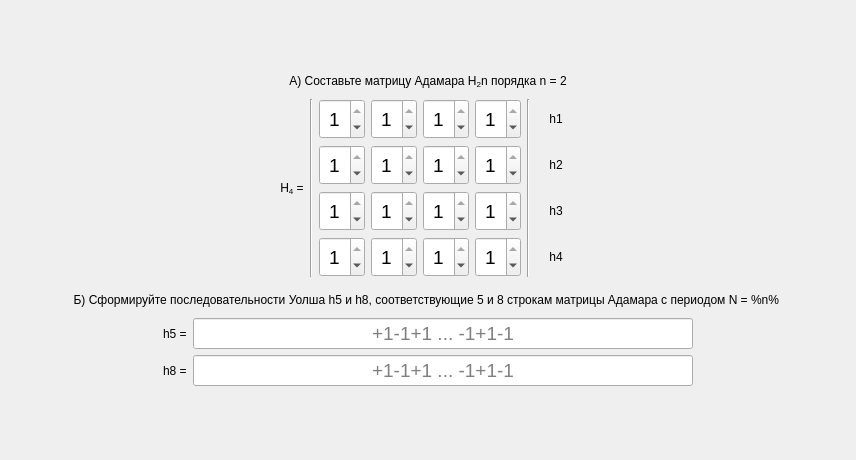
First picture: the form in task/screentask4.ui, repository bukhmastov/fpsp, before the edit.
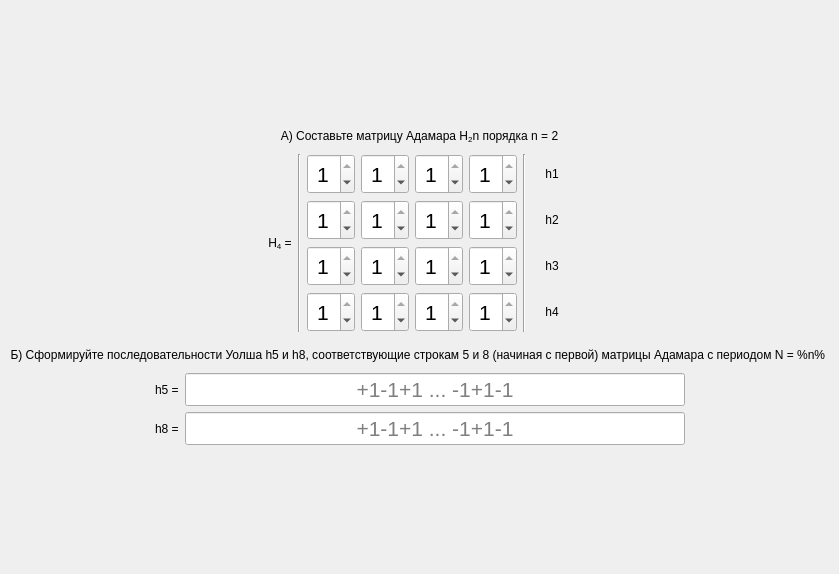
Second picture: the form after the edit.

Patch:
```diff
--- a/task/screentask4.ui
+++ b/task/screentask4.ui
@@ -6,8 +6,8 @@
    <rect>
     <x>0</x>
     <y>0</y>
-    <width>856</width>
-    <height>460</height>
+    <width>839</width>
+    <height>574</height>
    </rect>
   </property>
   <property name="windowTitle">
@@ -129,9 +129,16 @@
            </property>
            <property name="font">
             <font>
-             <pointsize>14</pointsize>
+             <family>MS Shell Dlg 2</family>
+             <pointsize>16</pointsize>
+             <weight>9</weight>
+             <italic>false</italic>
+             <bold>false</bold>
             </font>
            </property>
+           <property name="styleSheet">
+            <string>font: 75 16pt &quot;MS Shell Dlg 2&quot;;</string>
+           </property>
            <property name="alignment">
             <set>Qt::AlignCenter</set>
            </property>
@@ -165,9 +172,16 @@
            </property>
            <property name="font">
             <font>
-             <pointsize>14</pointsize>
+             <family>MS Shell Dlg 2</family>
+             <pointsize>16</pointsize>
+             <weight>9</weight>
+             <italic>false</italic>
+             <bold>false</bold>
             </font>
            </property>
+           <property name="styleSheet">
+            <string>font: 75 16pt &quot;MS Shell Dlg 2&quot;;</string>
+           </property>
            <property name="alignment">
             <set>Qt::AlignCenter</set>
            </property>
@@ -201,9 +215,16 @@
            </property>
            <property name="font">
             <font>
-             <pointsize>14</pointsize>
+             <family>MS Shell Dlg 2</family>
+             <pointsize>16</pointsize>
+             <weight>9</weight>
+             <italic>false</italic>
+             <bold>false</bold>
             </font>
            </property>
+           <property name="styleSheet">
+            <string>font: 75 16pt &quot;MS Shell Dlg 2&quot;;</string>
+           </property>
            <property name="alignment">
             <set>Qt::AlignCenter</set>
            </property>
@@ -237,9 +258,16 @@
            </property>
            <property name="font">
             <font>
-             <pointsize>14</pointsize>
+             <family>MS Shell Dlg 2</family>
+             <pointsize>16</pointsize>
+             <weight>9</weight>
+             <italic>false</italic>
+             <bold>false</bold>
             </font>
            </property>
+           <property name="styleSheet">
+            <string>font: 75 16pt &quot;MS Shell Dlg 2&quot;;</string>
+           </property>
            <property name="alignment">
             <set>Qt::AlignCenter</set>
            </property>
@@ -273,9 +301,16 @@
            </property>
            <property name="font">
             <font>
-             <pointsize>14</pointsize>
+             <family>MS Shell Dlg 2</family>
+             <pointsize>16</pointsize>
+             <weight>9</weight>
+             <italic>false</italic>
+             <bold>false</bold>
             </font>
            </property>
+           <property name="styleSheet">
+            <string>font: 75 16pt &quot;MS Shell Dlg 2&quot;;</string>
+           </property>
            <property name="alignment">
             <set>Qt::AlignCenter</set>
            </property>
@@ -309,9 +344,16 @@
            </property>
            <property name="font">
             <font>
-             <pointsize>14</pointsize>
+             <family>MS Shell Dlg 2</family>
+             <pointsize>16</pointsize>
+             <weight>9</weight>
+             <italic>false</italic>
+             <bold>false</bold>
             </font>
            </property>
+           <property name="styleSheet">
+            <string>font: 75 16pt &quot;MS Shell Dlg 2&quot;;</string>
+           </property>
            <property name="alignment">
             <set>Qt::AlignCenter</set>
            </property>
@@ -345,9 +387,16 @@
            </property>
            <property name="font">
             <font>
-             <pointsize>14</pointsize>
+             <family>MS Shell Dlg 2</family>
+             <pointsize>16</pointsize>
+             <weight>9</weight>
+             <italic>false</italic>
+             <bold>false</bold>
             </font>
            </property>
+           <property name="styleSheet">
+            <string>font: 75 16pt &quot;MS Shell Dlg 2&quot;;</string>
+           </property>
            <property name="alignment">
             <set>Qt::AlignCenter</set>
            </property>
@@ -381,9 +430,16 @@
            </property>
            <property name="font">
             <font>
-             <pointsize>14</pointsize>
+             <family>MS Shell Dlg 2</family>
+             <pointsize>16</pointsize>
+             <weight>9</weight>
+             <italic>false</italic>
+             <bold>false</bold>
             </font>
            </property>
+           <property name="styleSheet">
+            <string>font: 75 16pt &quot;MS Shell Dlg 2&quot;;</string>
+           </property>
            <property name="alignment">
             <set>Qt::AlignCenter</set>
            </property>
@@ -417,9 +473,16 @@
            </property>
            <property name="font">
             <font>
-             <pointsize>14</pointsize>
+             <family>MS Shell Dlg 2</family>
+             <pointsize>16</pointsize>
+             <weight>9</weight>
+             <italic>false</italic>
+             <bold>false</bold>
             </font>
            </property>
+           <property name="styleSheet">
+            <string>font: 75 16pt &quot;MS Shell Dlg 2&quot;;</string>
+           </property>
            <property name="alignment">
             <set>Qt::AlignCenter</set>
            </property>
@@ -453,9 +516,16 @@
            </property>
            <property name="font">
             <font>
-             <pointsize>14</pointsize>
+             <family>MS Shell Dlg 2</family>
+             <pointsize>16</pointsize>
+             <weight>9</weight>
+             <italic>false</italic>
+             <bold>false</bold>
             </font>
            </property>
+           <property name="styleSheet">
+            <string>font: 75 16pt &quot;MS Shell Dlg 2&quot;;</string>
+           </property>
            <property name="alignment">
             <set>Qt::AlignCenter</set>
            </property>
@@ -489,9 +559,16 @@
            </property>
            <property name="font">
             <font>
-             <pointsize>14</pointsize>
+             <family>MS Shell Dlg 2</family>
+             <pointsize>16</pointsize>
+             <weight>9</weight>
+             <italic>false</italic>
+             <bold>false</bold>
             </font>
            </property>
+           <property name="styleSheet">
+            <string>font: 75 16pt &quot;MS Shell Dlg 2&quot;;</string>
+           </property>
            <property name="alignment">
             <set>Qt::AlignCenter</set>
            </property>
@@ -525,9 +602,16 @@
            </property>
            <property name="font">
             <font>
-             <pointsize>14</pointsize>
+             <family>MS Shell Dlg 2</family>
+             <pointsize>16</pointsize>
+             <weight>9</weight>
+             <italic>false</italic>
+             <bold>false</bold>
             </font>
            </property>
+           <property name="styleSheet">
+            <string>font: 75 16pt &quot;MS Shell Dlg 2&quot;;</string>
+           </property>
            <property name="alignment">
             <set>Qt::AlignCenter</set>
            </property>
@@ -561,9 +645,16 @@
            </property>
            <property name="font">
             <font>
-             <pointsize>14</pointsize>
+             <family>MS Shell Dlg 2</family>
+             <pointsize>16</pointsize>
+             <weight>9</weight>
+             <italic>false</italic>
+             <bold>false</bold>
             </font>
            </property>
+           <property name="styleSheet">
+            <string>font: 75 16pt &quot;MS Shell Dlg 2&quot;;</string>
+           </property>
            <property name="alignment">
             <set>Qt::AlignCenter</set>
            </property>
@@ -597,9 +688,16 @@
            </property>
            <property name="font">
             <font>
-             <pointsize>14</pointsize>
+             <family>MS Shell Dlg 2</family>
+             <pointsize>16</pointsize>
+             <weight>9</weight>
+             <italic>false</italic>
+             <bold>false</bold>
             </font>
            </property>
+           <property name="styleSheet">
+            <string>font: 75 16pt &quot;MS Shell Dlg 2&quot;;</string>
+           </property>
            <property name="alignment">
             <set>Qt::AlignCenter</set>
            </property>
@@ -633,9 +731,16 @@
            </property>
            <property name="font">
             <font>
-             <pointsize>14</pointsize>
+             <family>MS Shell Dlg 2</family>
+             <pointsize>16</pointsize>
+             <weight>9</weight>
+             <italic>false</italic>
+             <bold>false</bold>
             </font>
            </property>
+           <property name="styleSheet">
+            <string>font: 75 16pt &quot;MS Shell Dlg 2&quot;;</string>
+           </property>
            <property name="alignment">
             <set>Qt::AlignCenter</set>
            </property>
@@ -669,9 +774,16 @@
            </property>
            <property name="font">
             <font>
-             <pointsize>14</pointsize>
+             <family>MS Shell Dlg 2</family>
+             <pointsize>16</pointsize>
+             <weight>9</weight>
+             <italic>false</italic>
+             <bold>false</bold>
             </font>
            </property>
+           <property name="styleSheet">
+            <string>font: 75 16pt &quot;MS Shell Dlg 2&quot;;</string>
+           </property>
            <property name="alignment">
             <set>Qt::AlignCenter</set>
            </property>
@@ -839,7 +951,7 @@
         <string notr="true">font: 75 16pt &quot;MS Shell Dlg 2&quot;;</string>
        </property>
        <property name="text">
-        <string>Б) Сформируйте последовательности Уолша h5 и h8, соответствующие 5 и 8 строкам матрицы Адамара с периодом N = %n% </string>
+        <string>Б) Сформируйте последовательности Уолша h5 и h8, соответствующие строкам 5 и 8 (начиная с первой) матрицы Адамара с периодом N = %n% </string>
        </property>
        <property name="alignment">
         <set>Qt::AlignCenter</set>
@@ -906,9 +1018,16 @@
          </property>
          <property name="font">
           <font>
-           <pointsize>14</pointsize>
+           <family>MS Shell Dlg 2</family>
+           <pointsize>16</pointsize>
+           <weight>9</weight>
+           <italic>false</italic>
+           <bold>false</bold>
           </font>
          </property>
+         <property name="styleSheet">
+          <string>font: 75 16pt &quot;MS Shell Dlg 2&quot;;</string>
+         </property>
          <property name="alignment">
           <set>Qt::AlignCenter</set>
          </property>
@@ -973,9 +1092,16 @@
          </property>
          <property name="font">
           <font>
-           <pointsize>14</pointsize>
+           <family>MS Shell Dlg 2</family>
+           <pointsize>16</pointsize>
+           <weight>9</weight>
+           <italic>false</italic>
+           <bold>false</bold>
           </font>
          </property>
+         <property name="styleSheet">
+          <string>font: 75 16pt &quot;MS Shell Dlg 2&quot;;</string>
+         </property>
          <property name="alignment">
           <set>Qt::AlignCenter</set>
          </property>
```
Left out of the diff: 18 changed lines with no effect on the pictures.
